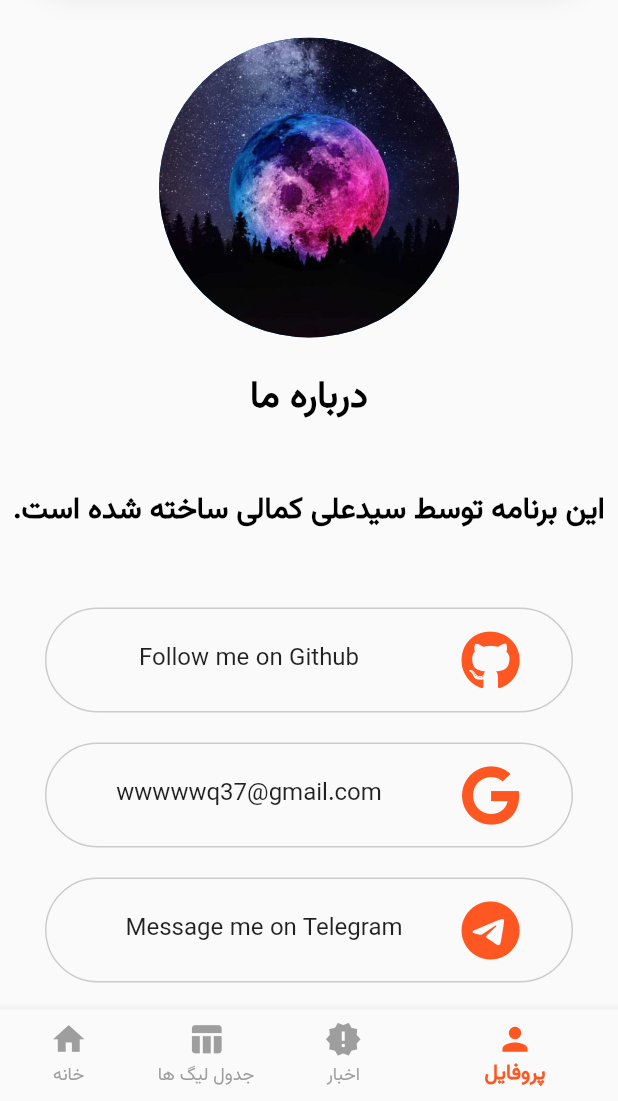
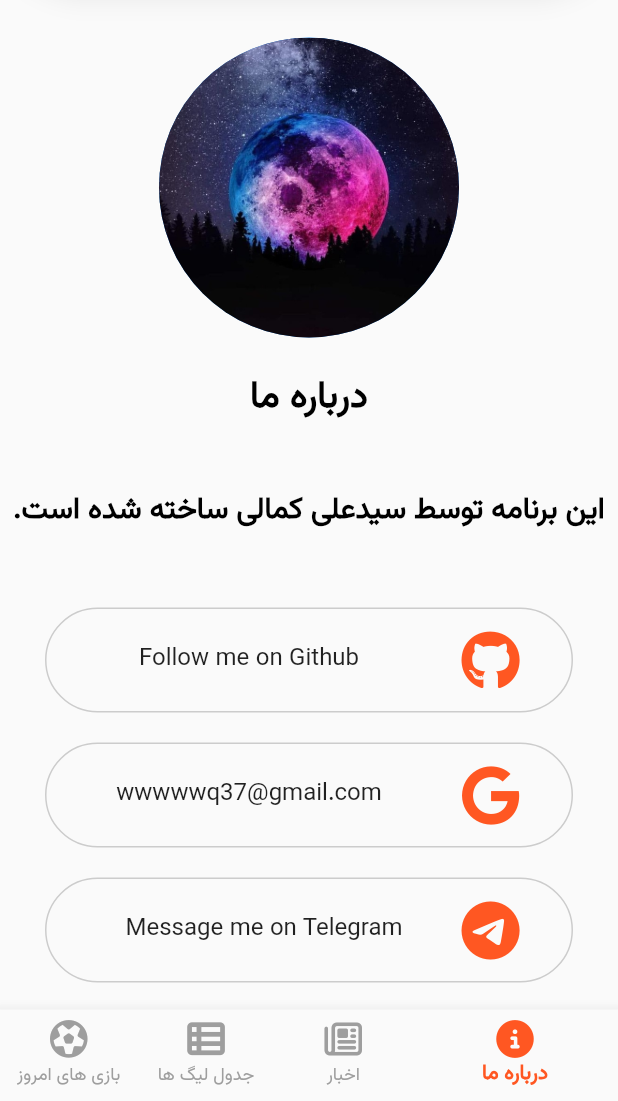
Before and after one commit to irania9O/football_application, a Flutter app: the screen it shows after launch, item 4 of the bottom bar chosen, on a phone screen of 412 x 824 dp, the part 135-1236 px from its top. Run offline on Flutter 3.47's test engine with Material 2 defaults, Android fonts, the phone set to English and light mode, and no system bars; our stand-ins replace font_awesome_flutter, grouped_list, shamsi_date; network calls fail.

Commit message:
update navigation bar icons.

```diff
--- a/lib/main.dart
+++ b/lib/main.dart
@@ -4,6 +4,7 @@ import 'package:app/views/leage_page.dart';
 import 'package:app/views/news_page.dart';
 import 'package:flutter/material.dart';
 import 'package:flutter/services.dart';
+import 'package:font_awesome_flutter/font_awesome_flutter.dart';
 
 // handle named routes
 
@@ -74,20 +75,20 @@ class _MainPageState extends State<MainPage> {
         // revese the order of the items
         items: const [
           BottomNavigationBarItem(
-            icon: Icon(Icons.home),
-            label: 'خانه',
+            icon: Icon(FontAwesomeIcons.futbol),
+            label: 'بازی های امروز',
           ),
           BottomNavigationBarItem(
-            icon: Icon(Icons.table_chart),
+            icon: Icon(FontAwesomeIcons.tableList),
             label: 'جدول لیگ ها',
           ),
           BottomNavigationBarItem(
-            icon: Icon(Icons.new_releases),
+            icon: Icon(FontAwesomeIcons.newspaper),
             label: 'اخبار',
           ),
           BottomNavigationBarItem(
-            icon: Icon(Icons.person),
-            label: 'پروفایل',
+            icon: Icon(FontAwesomeIcons.circleInfo),
+            label: 'درباره ما',
           ),
         ],
         currentIndex: _selectedIndex,
```
